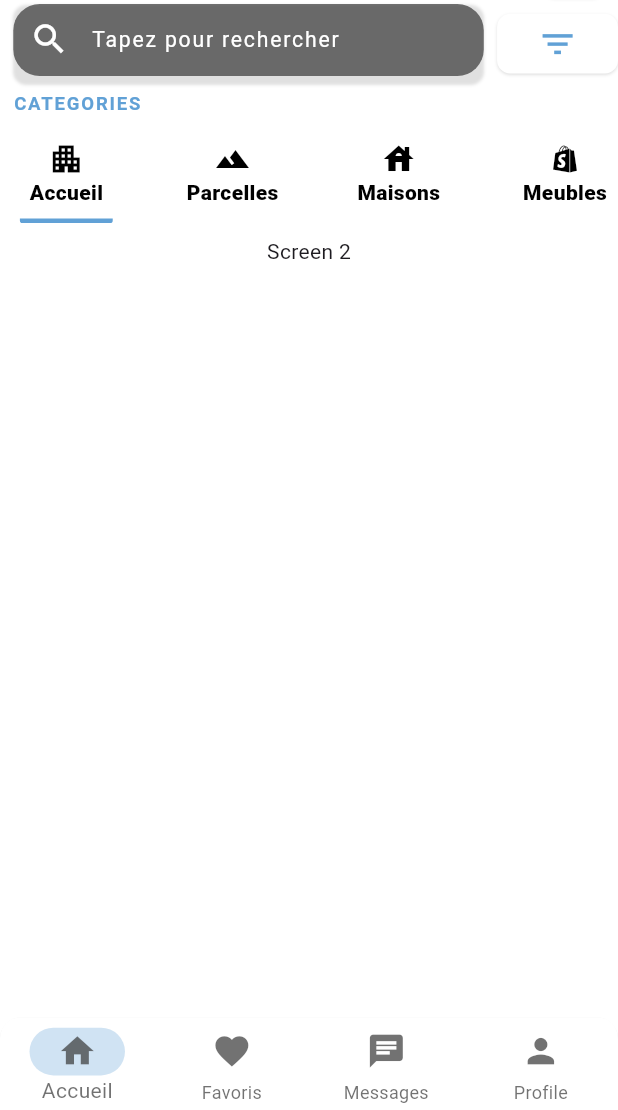
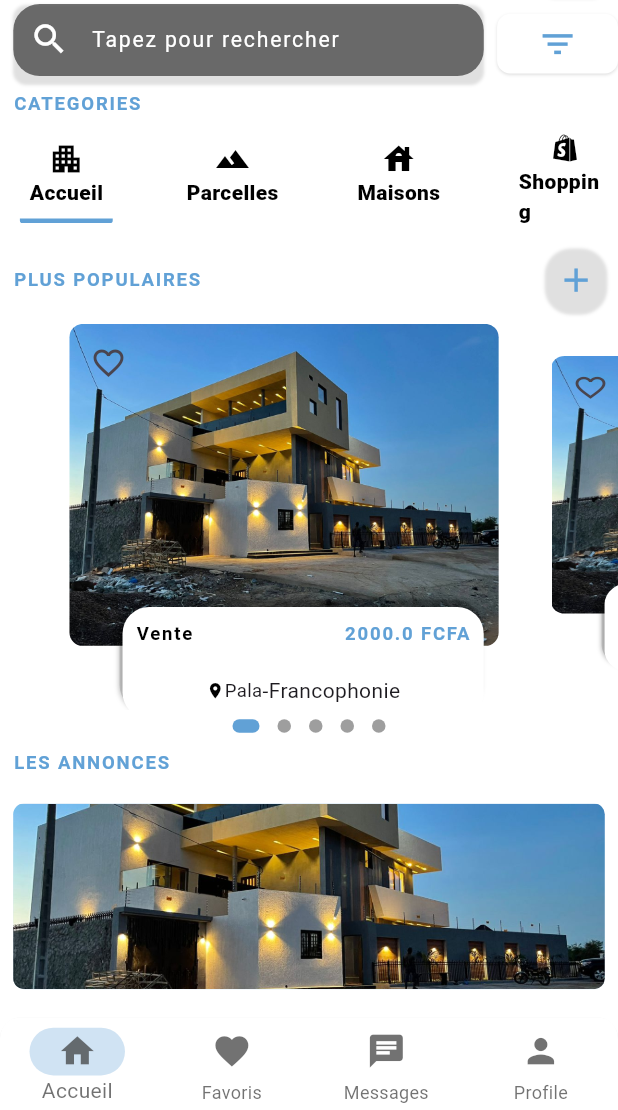
Before and after one commit to GanonthaBr/belle-house-mobile-app, a Flutter app: the screen it shows after launch, on a phone screen of 412 x 824 dp, the part 126-1236 px from its top. Run offline on Flutter 3.47's test engine with Material 3 defaults, Android fonts, the phone set to English and light mode, and no system bars; drawn by our look-alikes of dots_indicator; our stand-ins replace geolocator, intl_phone_field; missing offline and left inert: country_codes.

Commit message:
Implement HomeScreen and PropertyPageBuilder; remove ScreenOne and update navigation menu for improved structure and UI. Add dimensions for page view components and integrate dots_indicator package.

```diff
--- /dev/null
+++ b/lib/screens/home_screen.dart
@@ -0,0 +1,119 @@
+import 'package:flutter/material.dart';
+import 'package:mobile_app/utils/colors.dart';
+import 'package:mobile_app/utils/dimensions.dart';
+import 'package:mobile_app/widgets/icon_element.dart';
+import 'package:mobile_app/widgets/property_page_builder.dart';
+import 'package:mobile_app/widgets/title_text.dart';
+
+class HomeScreen extends StatelessWidget {
+  const HomeScreen({super.key});
+
+  @override
+  Widget build(BuildContext context) {
+    return Expanded(
+      child: Column(
+        children: [
+          Expanded(
+            child: SingleChildScrollView(
+              child: Column(
+                crossAxisAlignment: CrossAxisAlignment.start,
+                children: [
+                  //popular properties
+                  Row(
+                    mainAxisAlignment: MainAxisAlignment.spaceBetween,
+                    children: [
+                      Padding(
+                        padding: EdgeInsets.only(
+                          left: AppDimension.distance20 / 2,
+                        ),
+                        child: TitleText(
+                          text: 'PLUS POPULAIRES',
+                          fontSize: AppDimension.radius14,
+                          color: AppColors.primaryColor,
+                        ),
+                      ),
+                      SizedBox(height: AppDimension.distance20 * 2),
+                      Padding(
+                        padding: EdgeInsets.all(AppDimension.radius8),
+                        child: IconElement(
+                          icon: Icons.add,
+                          color: AppColors.primaryColor,
+                          size: AppDimension.distance30,
+                          radius: AppDimension.distance20,
+                          height: AppDimension.distance50,
+                        ),
+                      ),
+                    ],
+                  ),
+
+                  // SizedBox(height: Dimension.sizeFive),
+                  //listings
+                  GestureDetector(
+                    onTap: () {},
+                    child: const PropertyPageBuilder(),
+                  ),
+                  //news
+                  SizedBox(height: 5),
+                  Row(
+                    mainAxisAlignment: MainAxisAlignment.spaceBetween,
+                    children: [
+                      Padding(
+                        padding: EdgeInsets.only(
+                          left: AppDimension.distance20 / 2,
+                        ),
+                        child: TitleText(
+                          text: 'LES ANNONCES',
+                          fontSize: AppDimension.radius14,
+                          color: AppColors.primaryColor,
+                        ),
+                      ),
+                    ],
+                  ),
+                  SizedBox(height: 5),
+                  // listings
+                  ListView.builder(
+                    // physics: const NeverScrollableScrollPhysics(),
+                    shrinkWrap: true,
+                    scrollDirection: Axis.vertical,
+                    itemCount: 10,
+                    itemBuilder: (context, index) {
+                      return Padding(
+                        padding: EdgeInsets.only(
+                          bottom: AppDimension.distance20 / 2,
+                        ),
+                        child: GestureDetector(
+                          onTap: () {},
+                          child: Padding(
+                            padding: EdgeInsets.only(
+                              top: AppDimension.distance30 / 2,
+                              left: AppDimension.distance20 / 2,
+                              right: AppDimension.distance20 / 2,
+                            ),
+                            child: Container(
+                              height: AppDimension.distance70 * 2,
+                              width: AppDimension.screenWidth / 2,
+                              decoration: BoxDecoration(
+                                color: AppColors.primaryColorLoose,
+                                borderRadius: BorderRadius.circular(
+                                  AppDimension.radius8,
+                                ),
+                                image: DecorationImage(
+                                  fit: BoxFit.cover,
+                                  image: AssetImage('images/BH39.jpg'),
+                                ),
+                              ),
+                            ),
+                          ),
+                        ),
+                      );
+                    },
+                  ),
+                ],
+              ),
+            ),
+          ),
+        ],
+      ),
+    );
+  }
+}
--- a/lib/screens/screen_one.dart
+++ /dev/null
@@ -1,10 +0,0 @@
-import 'package:flutter/material.dart';
-
-class ScreenOne extends StatelessWidget {
-  const ScreenOne({super.key});
-
-  @override
-  Widget build(BuildContext context) {
-    return Center(child: Text('Screen'));
-  }
-}
--- a/lib/utils/dimensions.dart
+++ b/lib/utils/dimensions.dart
@@ -11,6 +11,9 @@ class AppDimension {
   static double fontSize24 = screenHeight / 35.85;
   static double fontSize18 = screenHeight / 51.78;
 
+  static double pageViewContainer = screenHeight / 3.84;
+  static double pageViewDetails = screenHeight / 11.04;
+
   static double distance20 = screenHeight / 46.6;
   static double distance30 = screenHeight / 31.1;
   static double distance50 = screenHeight / 18.64;
--- a/lib/widgets/navigation_menu.dart
+++ b/lib/widgets/navigation_menu.dart
@@ -1,5 +1,5 @@
 import 'package:flutter/material.dart';
-import 'package:mobile_app/screens/screen_one.dart';
+import 'package:mobile_app/screens/home_screen.dart';
 import 'package:mobile_app/screens/screen_two.dart';
 import 'package:mobile_app/utils/colors.dart';
 import 'package:mobile_app/utils/dimensions.dart';
@@ -18,9 +18,9 @@ class NaviMenu extends StatefulWidget {
 class _NaviMenuState extends State<NaviMenu> {
   int currentpage = 0;
   final List _pages = [
+    const HomeScreen(),
     const ScreenTwo(),
-    const ScreenTwo(),
-    const ScreenOne(),
+    const HomeScreen(),
     const ScreenTwo(),
   ];
   void onTapNav(int index) {
@@ -153,11 +153,31 @@ class _NaviMenuState extends State<NaviMenu> {
                       ),
                       MenuItem(
                         action: () {
-                          currentpage = 2;
+                          currentpage = 1;
                           onTapNav(currentpage);
                         },
                         title: 'Parcelles',
                         icon: Icons.landscape,
+                        iconColor:
+                            currentpage == 1
+                                ? AppColors.secondaryColor
+                                : AppColors.primaryColor,
+                        color:
+                            currentpage == 1
+                                ? AppColors.secondaryColor
+                                : AppColors.primaryColor,
+                        bgColor:
+                            currentpage == 1
+                                ? AppColors.primaryColor
+                                : AppColors.secondaryColor,
+                      ),
+                      MenuItem(
+                        action: () {
+                          currentpage = 2;
+                          onTapNav(currentpage);
+                        },
+                        title: 'Maisons',
+                        icon: Icons.house,
                         iconColor:
                             currentpage == 2
                                 ? AppColors.secondaryColor
@@ -173,30 +193,10 @@ class _NaviMenuState extends State<NaviMenu> {
                       ),
                       MenuItem(
                         action: () {
-                          currentpage = 1;
-                          onTapNav(currentpage);
-                        },
-                        title: 'Maisons',
-                        icon: Icons.house,
-                        iconColor:
-                            currentpage == 1
-                                ? AppColors.secondaryColor
-                                : AppColors.primaryColor,
-                        color:
-                            currentpage == 1
-                                ? AppColors.secondaryColor
-                                : AppColors.primaryColor,
-                        bgColor:
-                            currentpage == 1
-                                ? AppColors.primaryColor
-                                : AppColors.secondaryColor,
-                      ),
-                      MenuItem(
-                        action: () {
                           currentpage = 3;
                           onTapNav(currentpage);
                         },
-                        title: 'Meubles',
+                        title: 'Shopping',
                         icon: Icons.shopify_sharp,
                         iconColor:
                             currentpage == 3
--- /dev/null
+++ b/lib/widgets/popular_properties.dart
@@ -0,0 +1,128 @@
+import 'package:flutter/material.dart';
+import 'package:mobile_app/utils/colors.dart';
+import 'package:mobile_app/utils/dimensions.dart';
+import 'package:mobile_app/widgets/title_text.dart';
+
+class PopularProperty extends StatelessWidget {
+  final Image image;
+  final double price;
+  final String area;
+  final String city;
+  final int bed;
+  final int bedroom;
+  final String type;
+  const PopularProperty({
+    super.key,
+    required this.image,
+    required this.price,
+    required this.area,
+    required this.bed,
+    required this.city,
+    required this.bedroom,
+    required this.type,
+  });
+
+  @override
+  Widget build(BuildContext context) {
+    return Stack(
+      clipBehavior: Clip.none,
+      children: [
+        //image with like (heart) button in a stack widget
+        SizedBox(
+          height: AppDimension.pageViewContainer,
+          width: AppDimension.screenWidth,
+          child: Stack(
+            children: [
+              ClipRRect(
+                borderRadius: BorderRadius.all(
+                  Radius.circular(AppDimension.distance20 / 2),
+                ),
+                child: image,
+              ),
+              Positioned(
+                left: 2,
+                top: 2,
+                child: IconButton(
+                  icon: const Icon(Icons.favorite_border),
+                  onPressed: () {},
+                ),
+              ),
+            ],
+          ),
+        ),
+
+        //property details
+        Positioned(
+          bottom: -AppDimension.distance20 / 3,
+          left: AppDimension.distance20 * 2,
+          right: AppDimension.distance20 * 2,
+          child: Container(
+            constraints: BoxConstraints(
+              minHeight: AppDimension.pageViewDetails,
+            ),
+            padding: EdgeInsets.only(
+              left: AppDimension.distance20 / 2,
+              top: AppDimension.distance20 / 2,
+              right: AppDimension.distance20 / 2,
+              bottom: AppDimension.distance20 / 2,
+            ),
+            decoration: BoxDecoration(
+              borderRadius: BorderRadius.all(
+                Radius.circular(AppDimension.distance20),
+              ),
+              color: AppColors.secondaryColor,
+              boxShadow: [
+                BoxShadow(
+                  color: Colors.black26,
+                  blurRadius: 2,
+                  offset: Offset(-2, -5),
+                ),
+                BoxShadow(color: Colors.black12, offset: Offset(-2, -5)),
+              ],
+            ),
+            height: AppDimension.pageViewDetails,
+            child: Column(
+              mainAxisAlignment: MainAxisAlignment.spaceBetween,
+              children: [
+                //price and type
+                Row(
+                  mainAxisAlignment: MainAxisAlignment.spaceBetween,
+                  children: [
+                    TitleText(
+                      text: type,
+                      color: Colors.black,
+                      fontSize: AppDimension.radius14,
+                    ),
+                    TitleText(
+                      text: '$price FCFA',
+                      color: AppColors.primaryColor,
+                      fontSize: AppDimension.radius14,
+                    ),
+                  ],
+                ),
+                SizedBox(height: AppDimension.distance20 / 4),
+                //area and city
+                Row(
+                  mainAxisAlignment: MainAxisAlignment.center,
+                  children: [
+                    Icon(
+                      Icons.location_on,
+                      color: AppColors.black,
+                      size: AppDimension.radius14,
+                    ),
+                    Text(
+                      city,
+                      style: TextStyle(fontSize: AppDimension.radius14),
+                    ),
+                    const Text('-'),
+                    Text(area),
+                  ],
+                ),
+              ],
+            ),
+          ),
+        ),
+      ],
+    );
+  }
+}
--- /dev/null
+++ b/lib/widgets/property_page_builder.dart
@@ -0,0 +1,110 @@
+import 'package:dots_indicator/dots_indicator.dart';
+import 'package:flutter/material.dart';
+import 'package:mobile_app/utils/colors.dart';
+import 'package:mobile_app/utils/dimensions.dart';
+import 'package:mobile_app/widgets/popular_properties.dart';
+
+class PropertyPageBuilder extends StatefulWidget {
+  const PropertyPageBuilder({super.key});
+
+  @override
+  State<PropertyPageBuilder> createState() => _PropertyPageBuilderState();
+}
+
+class _PropertyPageBuilderState extends State<PropertyPageBuilder> {
+  PageController pageController = PageController(viewportFraction: 0.78);
+  var _currPageValue = 0.0;
+  double _scaleFactor = 0.8;
+  final double _height = AppDimension.pageViewContainer;
+  @override
+  void initState() {
+    super.initState();
+    pageController.addListener(() {
+      setState(() {
+        _currPageValue = pageController.page!;
+      });
+    });
+  }
+
+  @override
+  void dispose() {
+    super.dispose();
+    pageController.dispose();
+  }
+
+  @override
+  Widget build(BuildContext context) {
+    return Column(
+      children: [
+        Container(
+          height: AppDimension.pageViewContainer * 1.2,
+          child: PageView.builder(
+            controller: pageController,
+            itemCount: 5,
+            itemBuilder: (context, position) {
+              return _buildPageItem(position);
+            },
+          ),
+        ),
+        DotsIndicator(
+          dotsCount: 5,
+          position: _currPageValue,
+          decorator: DotsDecorator(
+            color: Colors.grey,
+            activeColor: AppColors.primaryColor,
+            size: const Size.square(9.0),
+            activeSize: const Size(18.0, 9.0),
+            activeShape: RoundedRectangleBorder(
+              borderRadius: BorderRadius.circular(5),
+            ),
+          ),
+        ),
+      ],
+    );
+  }
+
+  Widget _buildPageItem(int index) {
+    Matrix4 matrix = Matrix4.identity();
+    if (index == _currPageValue.floor()) {
+      var currScale = 1 - (_currPageValue - index) * (1 - _scaleFactor);
+      var currTrans = _height * (1 - currScale) / 2;
+      matrix = Matrix4.diagonal3Values(1, currScale, 1)
+        ..setTranslationRaw(0, currTrans, 0);
+    } else if (index == _currPageValue.floor() + 1) {
+      var currScale =
+          _scaleFactor + (_currPageValue - index + 1) * (1 - _scaleFactor);
+      var currTrans = _height * (1 - currScale) / 2;
+      matrix = Matrix4.diagonal3Values(1, currScale, 1)
+        ..setTranslationRaw(0, currTrans, 0);
+    } else if (index == _currPageValue.floor() - 1) {
+      var currScale = 1 - (_currPageValue - index) * (1 - _scaleFactor);
+      var currTrans = _height * (1 - currScale) / 2;
+      matrix = Matrix4.diagonal3Values(1, currScale, 1)
+        ..setTranslationRaw(0, currTrans, 0);
+    } else {
+      var currScale = 0.8;
+      matrix = Matrix4.diagonal3Values(1, currScale, 1)
+        ..setTranslationRaw(0, _height * (1 - _scaleFactor) / 2, 1);
+    }
+
+    return Transform(
+      transform: matrix,
+      child: Container(
+        height: _height,
+        margin: EdgeInsets.only(
+          left: 1.0000,
+          right: AppDimension.distance20 / 2,
+        ),
+        child: PopularProperty(
+          image: Image.asset('images/BH39.jpg'),
+          area: 'Francophonie',
+          bed: 03,
+          city: 'Pala',
+          bedroom: 2,
+          type: 'Vente',
+          price: 2000,
+        ),
+      ),
+    );
+  }
+}
--- a/pubspec.yaml
+++ b/pubspec.yaml
@@ -38,6 +38,7 @@ dependencies:
   intl_phone_field: ^3.2.0
   geolocator: ^13.0.4
   country_codes: ^3.3.0
+  dots_indicator: ^4.0.1
 
 dev_dependencies:
   flutter_test:
```
Also changed, not shown: pubspec.lock.
